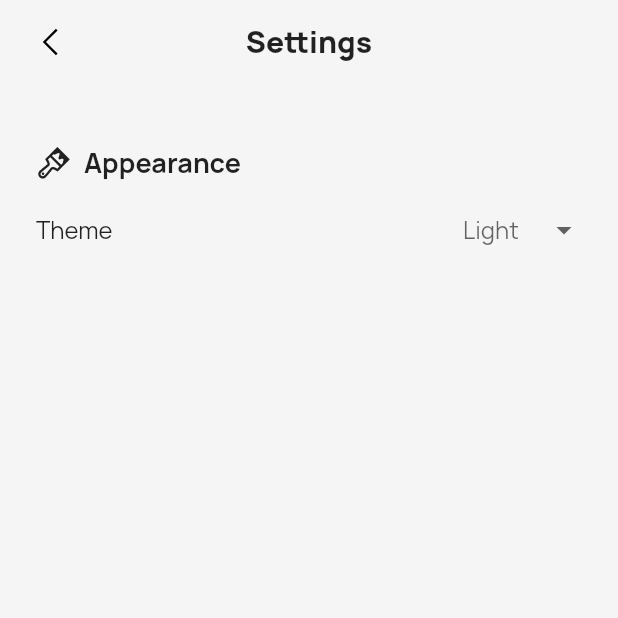
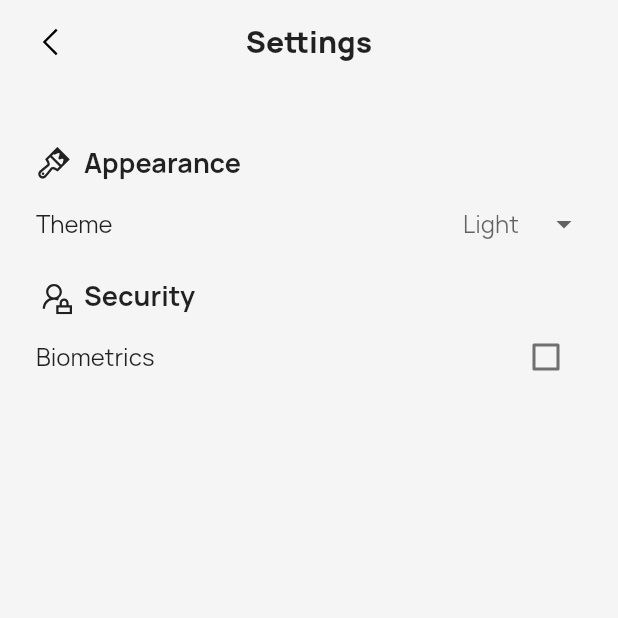
Before and after one commit to AutinMitra/2tp, a Flutter app: the SettingsPage screen opened by its route, on a phone screen of 412 x 824 dp, the top half of it. Run offline on Flutter 3.47's test engine with Material 2 defaults, Android fonts, the phone set to English and light mode, and no system bars; our stand-ins replace bloc, equatable, flutter_bloc, flutter_secure_storage, line_icons, local_auth and 1 more; missing offline and left inert: base32, qr_code_scanner; accounts and stored records are empty.

```diff
--- a/lib/blocs/config/config_event.dart
+++ b/lib/blocs/config/config_event.dart
@@ -13,5 +13,11 @@ class ChangeConfigThemeEvent extends ConfigEvent {
   ChangeConfigThemeEvent(this.value) : assert(value >= 0 && value <= 2);
 }
 
+class ChangeConfigFingerprintEvent extends ConfigEvent {
+  final bool enabled;
+
+  ChangeConfigFingerprintEvent(this.enabled) : assert(enabled != null);
+}
+
 // Loading the settings
 class FetchConfigEvent extends ConfigEvent { }
--- a/lib/blocs/config/config_state.dart
+++ b/lib/blocs/config/config_state.dart
@@ -18,16 +18,18 @@ class UnitConfigState extends ConfigState { }
 // Initialized config
 class ChangedConfigState extends ConfigState {
   final int themeValue;
+  final bool biometricsEnabled;
 
   ChangedConfigState({
-    @required this.themeValue,
+    this.themeValue = 2,
+    this.biometricsEnabled = false,
   })
-      : assert(themeValue != null),
-        super([themeValue]);
+      : super([themeValue, biometricsEnabled]);
 
-  ChangedConfigState copyWith({themeValue}) {
+  ChangedConfigState copyWith({themeValue, biometricsEnabled}) {
     return ChangedConfigState(
-        themeValue: themeValue
+        themeValue: themeValue ?? this.themeValue,
+        biometricsEnabled: biometricsEnabled ?? this.biometricsEnabled
     );
   }
 }
--- a/lib/components/cards.dart
+++ b/lib/components/cards.dart
@@ -375,7 +375,7 @@ class _NumberSlot extends StatelessWidget {
         : (warning) ? Palette.lightRed : Palette.lightBlue;
 
     // Choose the digit size based on [smallDigits]
-    double digitSize = (smallDigits) ? 16 : 24;
+    double digitSize = (smallDigits) ? 20 : 24;
     double horizontalPadding = (smallDigits) ? 8 : 10;
     double horizontalSpacing = (smallDigits) ? 3 : 6;
 
--- a/lib/screens/settings.dart
+++ b/lib/screens/settings.dart
@@ -7,6 +7,7 @@ import 'package:twotp/blocs/config/config_event.dart';
 import 'package:twotp/blocs/config/config_state.dart';
 import 'package:twotp/components/scroll_behaviors.dart';
 import 'package:twotp/theme/text_styles.dart';
+import 'package:twotp/utils/biometric_utils.dart';
 
 class SettingsPage extends StatefulWidget {
   @override
@@ -57,7 +58,9 @@ class _SettingsPageState extends State<SettingsPage> {
               padding: EdgeInsets.symmetric(horizontal: 24.0, vertical: 12.0),
               children: [
                 SizedBox(height: 84),
-                _AppearancePanel()
+                _AppearancePanel(),
+                SizedBox(height: 12),
+                _SecurityPanel(),
               ]
           ),
         ),
@@ -91,7 +94,7 @@ class _AppearancePanel extends StatelessWidget {
               Text("Appearance", style: TextStyles.settingsHeader),
             ],
           ),
-          SizedBox(height: 8),
+          SizedBox(height: 4),
           Row(
             mainAxisAlignment: MainAxisAlignment.spaceBetween,
             crossAxisAlignment: CrossAxisAlignment.center,
@@ -123,3 +126,62 @@ class _AppearancePanel extends StatelessWidget {
     });
   }
 }
+
+// The security panel in settings - currently controls fingerprint unlock
+class _SecurityPanel extends StatelessWidget {
+
+  void _onBiometricsChange(ConfigBloc configBloc, bool value) async {
+    var authenticated = await BiometricUtils.authenticate(
+        reason: "Please authenticate to continue");
+    if (authenticated)
+      configBloc.add(ChangeConfigFingerprintEvent(value));
+  }
+
+  @override
+  Widget build(BuildContext context) {
+    var darkMode = Theme
+        .of(context)
+        .brightness == Brightness.dark;
+
+    return BlocBuilder<ConfigBloc, ConfigState>(builder: (context, state) {
+      // ignore: close_sinks
+      final ConfigBloc configBloc = BlocProvider.of<ConfigBloc>(context);
+
+      bool biometricsEnabled = (state is ChangedConfigState) ? state
+          .biometricsEnabled : false;
+
+      return Column(
+        children: <Widget>[
+          Row(
+            children: <Widget>[
+              Icon(LineIcons.user_lock_solid),
+              SizedBox(width: 8.0),
+              Text("Security", style: TextStyles.settingsHeader),
+            ],
+          ),
+          SizedBox(height: 4),
+          Row(
+            mainAxisAlignment: MainAxisAlignment.spaceBetween,
+            crossAxisAlignment: CrossAxisAlignment.center,
+            children: <Widget>[
+              Text("Biometrics", style: TextStyles.settingsItemHeader),
+              Container(
+                  decoration: BoxDecoration(
+                    borderRadius: BorderRadius.circular(12),
+                  ),
+                  child: Checkbox(
+                    value: biometricsEnabled,
+                    activeColor: (darkMode) ? Colors.white : Colors.black,
+                    checkColor: (darkMode) ? Colors.black : Colors.white,
+                    onChanged: (value) {
+                      _onBiometricsChange(configBloc, value);
+                    },
+                  )
+              ),
+            ],
+          )
+        ],
+      );
+    });
+  }
+}
--- a/lib/utils/twotp_utils.dart
+++ b/lib/utils/twotp_utils.dart
@@ -10,6 +10,7 @@ class TwoTPUtils {
   // Some permanent storage variables
   static String prefsJSON = "totp_items.json";
   static String darkModePrefs = "darkModeOn";
+  static String biometricsEnabled = "biometricsEnabled";
 
   // SharedPreferences store configs, secureStorage stores secrets
   static SharedPreferences prefs;
```
Also changed, not shown: lib/blocs/config/config_bloc.dart (+20 -3 lines), lib/main.dart (+15 -4 lines), lib/screens/biometric_login.dart (added, +82 -0 lines), lib/utils/biometric_utils.dart (added, +20 -0 lines), pubspec.yaml (+9 -8 lines), pubspec.lock, 3 other files.
